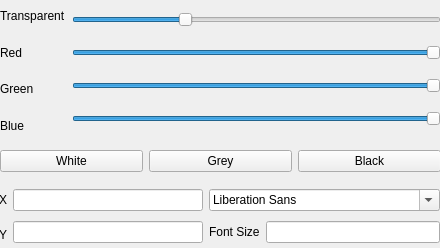
Qt form ClocksSettings.ui (Roker2/ClocksOnWindows) before a commit.
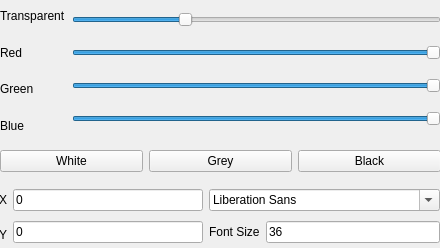
The same form after that commit. Icons and pictures are not drawn.

Commit message:
ClocksSettings: Set default values
1) Coordinate X
2) Coordinate Y
3) Font Size

```diff
--- a/ClocksSettings.ui
+++ b/ClocksSettings.ui
@@ -189,10 +189,18 @@
       <item>
        <layout class="QVBoxLayout" name="verticalLayout_4">
         <item>
-         <widget class="QLineEdit" name="Edit_coordinate_x"/>
+         <widget class="QLineEdit" name="Edit_coordinate_x">
+          <property name="text">
+           <string>0</string>
+          </property>
+         </widget>
         </item>
         <item>
-         <widget class="QLineEdit" name="Edit_coordinate_y"/>
+         <widget class="QLineEdit" name="Edit_coordinate_y">
+          <property name="text">
+           <string>0</string>
+          </property>
+         </widget>
         </item>
        </layout>
       </item>
@@ -213,7 +221,11 @@
          </widget>
         </item>
         <item>
-         <widget class="QLineEdit" name="Edit_FontSize"/>
+         <widget class="QLineEdit" name="Edit_FontSize">
+          <property name="text">
+           <string>36</string>
+          </property>
+         </widget>
         </item>
        </layout>
       </item>
```
